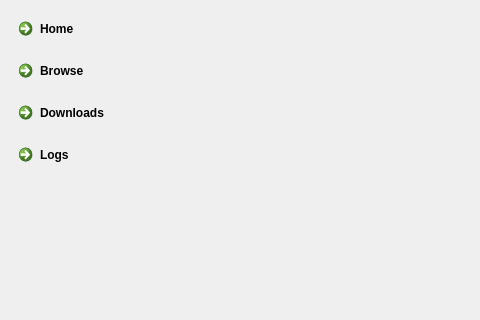
Old version of the form NickvisionTubeConverter/UI/Views/MainWindow.ui in the repository NickvisionApps/Parabolic; both pictures show x 0 to 480 and y 0 to 320 of the 800 by 600 pixel window.
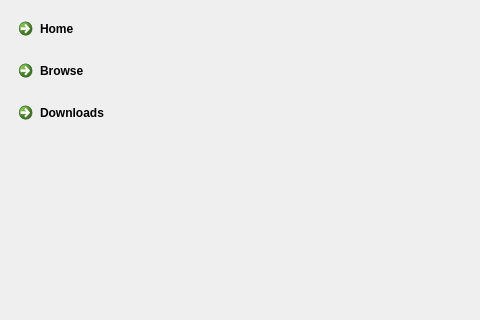
New version of the form. Icons and pictures are not drawn.

The edit to the form file:
```diff
--- a/NickvisionTubeConverter/UI/Views/MainWindow.ui
+++ b/NickvisionTubeConverter/UI/Views/MainWindow.ui
@@ -114,38 +114,6 @@
         </property>
        </widget>
       </item>
-      <item>
-       <widget class="QCommandLinkButton" name="navLogs">
-        <property name="minimumSize">
-         <size>
-          <width>160</width>
-          <height>0</height>
-         </size>
-        </property>
-        <property name="maximumSize">
-         <size>
-          <width>160</width>
-          <height>16777215</height>
-         </size>
-        </property>
-        <property name="text">
-         <string>Logs</string>
-        </property>
-        <property name="icon">
-         <iconset resource="../../resources.qrc">
-          <normaloff>:/Resources/Logs.png</normaloff>:/Resources/Logs.png</iconset>
-        </property>
-        <property name="iconSize">
-         <size>
-          <width>22</width>
-          <height>22</height>
-         </size>
-        </property>
-        <property name="checkable">
-         <bool>true</bool>
-        </property>
-       </widget>
-      </item>
       <item>
        <spacer name="verticalSpacer">
         <property name="orientation">
```
